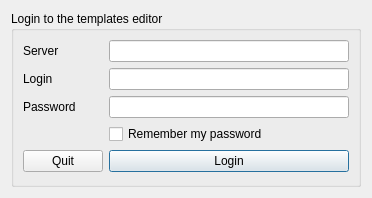
First picture: the form in src/LoginWindow.ui, repository MagicalTux/tpleditor, before the edit.
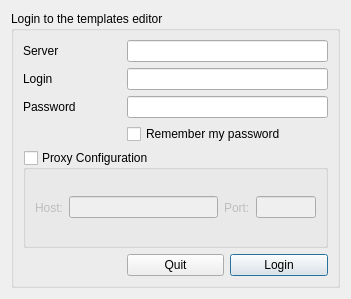
Second picture: the form after the edit.

Commit message: Added proxy support and fixed an issue preventing users from opening the same template on 2 different servers

```diff
--- a/src/LoginWindow.ui
+++ b/src/LoginWindow.ui
@@ -9,8 +9,8 @@
    <rect>
     <x>0</x>
     <y>0</y>
-    <width>372</width>
-    <height>198</height>
+    <width>351</width>
+    <height>299</height>
    </rect>
   </property>
   <property name="windowTitle">
@@ -25,7 +25,17 @@
      <property name="title">
       <string>Login to the templates editor</string>
      </property>
-     <layout class="QFormLayout" name="formLayout">
+     <layout class="QGridLayout" name="gridLayout_2">
+      <item row="0" column="0">
+       <widget class="QLabel" name="label_3">
+        <property name="text">
+         <string>Server</string>
+        </property>
+       </widget>
+      </item>
+      <item row="0" column="1" colspan="2">
+       <widget class="QLineEdit" name="txt_server"/>
+      </item>
       <item row="1" column="0">
        <widget class="QLabel" name="label">
         <property name="text">
@@ -33,7 +43,7 @@
         </property>
        </widget>
       </item>
-      <item row="1" column="1">
+      <item row="1" column="1" colspan="2">
        <widget class="QLineEdit" name="txt_login"/>
       </item>
       <item row="2" column="0">
@@ -43,7 +53,7 @@
         </property>
        </widget>
       </item>
-      <item row="2" column="1">
+      <item row="2" column="1" colspan="2">
        <widget class="QLineEdit" name="txt_password">
         <property name="maxLength">
          <number>31</number>
@@ -53,37 +63,72 @@
         </property>
        </widget>
       </item>
-      <item row="3" column="1">
+      <item row="3" column="1" colspan="2">
        <widget class="QCheckBox" name="check_keeppw">
         <property name="text">
          <string>Remember my password</string>
         </property>
        </widget>
       </item>
-      <item row="4" column="1">
-       <widget class="QPushButton" name="loginButton">
-        <property name="text">
-         <string>Login</string>
+      <item row="4" column="0" colspan="3">
+       <widget class="QGroupBox" name="proxy_config">
+        <property name="title">
+         <string>Proxy Configuration</string>
         </property>
-        <property name="default">
+        <property name="checkable">
          <bool>true</bool>
         </property>
+        <property name="checked">
+         <bool>false</bool>
+        </property>
+        <layout class="QHBoxLayout" name="horizontalLayout">
+         <item>
+          <widget class="QLabel" name="label_4">
+           <property name="text">
+            <string>Host:</string>
+           </property>
+          </widget>
+         </item>
+         <item>
+          <widget class="QLineEdit" name="txt_proxyhost"/>
+         </item>
+         <item>
+          <widget class="QLabel" name="label_5">
+           <property name="text">
+            <string>Port:</string>
+           </property>
+          </widget>
+         </item>
+         <item>
+          <widget class="QLineEdit" name="txt_proxyport">
+           <property name="maximumSize">
+            <size>
+             <width>60</width>
+             <height>16777215</height>
+            </size>
+           </property>
+           <property name="maxLength">
+            <number>4</number>
+           </property>
+          </widget>
+         </item>
+        </layout>
        </widget>
       </item>
-      <item row="4" column="0">
+      <item row="5" column="1">
        <widget class="QPushButton" name="quitButton">
         <property name="text">
          <string>Quit</string>
         </property>
        </widget>
       </item>
-      <item row="0" column="1">
-       <widget class="QLineEdit" name="txt_server"/>
-      </item>
-      <item row="0" column="0">
-       <widget class="QLabel" name="label_3">
+      <item row="5" column="2">
+       <widget class="QPushButton" name="loginButton">
         <property name="text">
-         <string>Server</string>
+         <string>Login</string>
+        </property>
+        <property name="default">
+         <bool>true</bool>
         </property>
        </widget>
       </item>
```
The commit also changes 7 other files.
